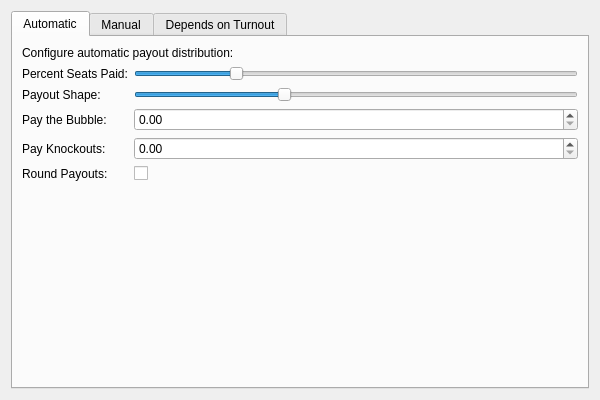
The window that TBQt/TBSetupPayoutsWidget.ui (ryandrake08/td) describes before a commit, drawn with Qt 5.
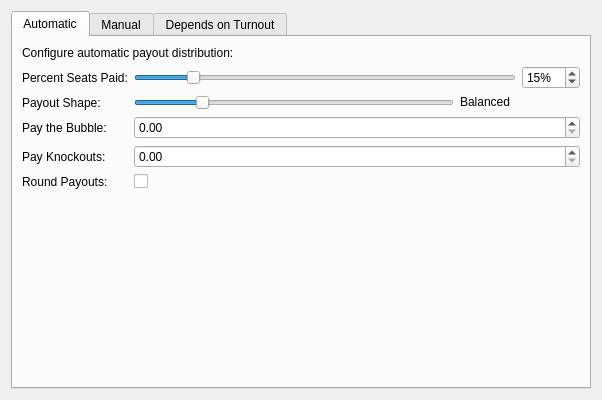
The same window after the commit.

Commit message: Fix payout widget's layout and function

Diff of the .ui file:
```diff
--- a/TBQt/TBSetupPayoutsWidget.ui
+++ b/TBQt/TBSetupPayoutsWidget.ui
@@ -41,12 +41,14 @@
           </widget>
          </item>
          <item row="0" column="1">
+          <layout class="QHBoxLayout" name="percentSeatsPaidLayout">
+           <item>
           <widget class="QSlider" name="percentSeatsPaidSlider">
            <property name="minimum">
-            <number>5</number>
+              <number>1</number>
            </property>
            <property name="maximum">
-            <number>50</number>
+              <number>100</number>
            </property>
            <property name="value">
             <number>15</number>
@@ -54,7 +56,43 @@
            <property name="orientation">
             <enum>Qt::Horizontal</enum>
            </property>
-          </widget>
+             <property name="minimumSize">
+              <size>
+               <width>320</width>
+               <height>0</height>
+              </size>
+             </property>
+             <property name="sizePolicy">
+              <sizepolicy hsizetype="Expanding" vsizetype="Fixed">
+               <horstretch>1</horstretch>
+               <verstretch>0</verstretch>
+              </sizepolicy>
+             </property>
+            </widget>
+           </item>
+           <item>
+            <widget class="QSpinBox" name="percentSeatsPaidSpinBox">
+             <property name="minimum">
+              <number>1</number>
+             </property>
+             <property name="maximum">
+              <number>100</number>
+             </property>
+             <property name="value">
+              <number>15</number>
+             </property>
+             <property name="suffix">
+              <string>%</string>
+             </property>
+             <property name="sizePolicy">
+              <sizepolicy hsizetype="Fixed" vsizetype="Fixed">
+               <horstretch>0</horstretch>
+               <verstretch>0</verstretch>
+              </sizepolicy>
+             </property>
+            </widget>
+           </item>
+          </layout>
          </item>
          <item row="1" column="0">
           <widget class="QLabel" name="payoutShapeLabel">
@@ -64,12 +102,14 @@
           </widget>
          </item>
          <item row="1" column="1">
+          <layout class="QHBoxLayout" name="payoutShapeLayout">
+           <item>
           <widget class="QSlider" name="payoutShapeSlider">
            <property name="minimum">
-            <number>10</number>
+              <number>0</number>
            </property>
            <property name="maximum">
-            <number>40</number>
+              <number>100</number>
            </property>
            <property name="value">
             <number>20</number>
@@ -77,7 +117,40 @@
            <property name="orientation">
             <enum>Qt::Horizontal</enum>
            </property>
-          </widget>
+             <property name="minimumSize">
+              <size>
+               <width>320</width>
+               <height>0</height>
+              </size>
+             </property>
+             <property name="sizePolicy">
+              <sizepolicy hsizetype="Expanding" vsizetype="Fixed">
+               <horstretch>1</horstretch>
+               <verstretch>0</verstretch>
+              </sizepolicy>
+             </property>
+            </widget>
+           </item>
+           <item>
+            <widget class="QLabel" name="payoutShapeDescriptionLabel">
+             <property name="text">
+              <string>Balanced</string>
+             </property>
+             <property name="sizePolicy">
+              <sizepolicy hsizetype="Fixed" vsizetype="Fixed">
+               <horstretch>0</horstretch>
+               <verstretch>0</verstretch>
+              </sizepolicy>
+             </property>
+             <property name="minimumSize">
+              <size>
+               <width>120</width>
+               <height>0</height>
+              </size>
+             </property>
+            </widget>
+           </item>
+          </layout>
          </item>
          <item row="2" column="0">
           <widget class="QLabel" name="payTheBubbleLabel">
```
Lines whose indentation alone changed are shown as unchanged. The commit also changes 4 other files.
